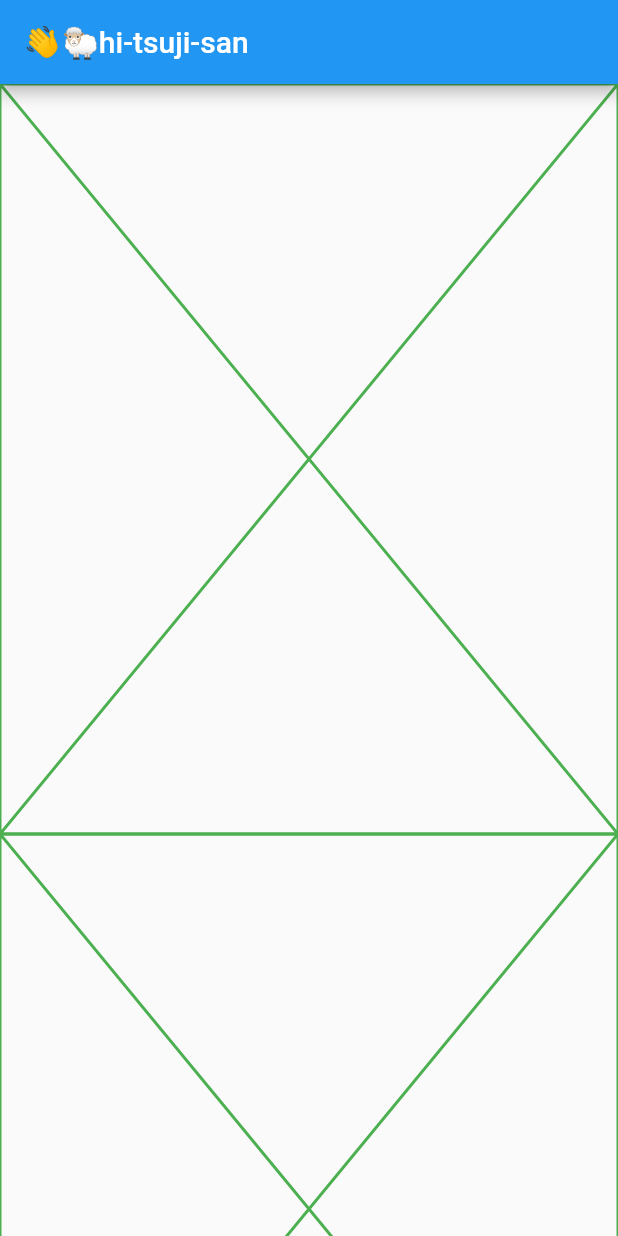
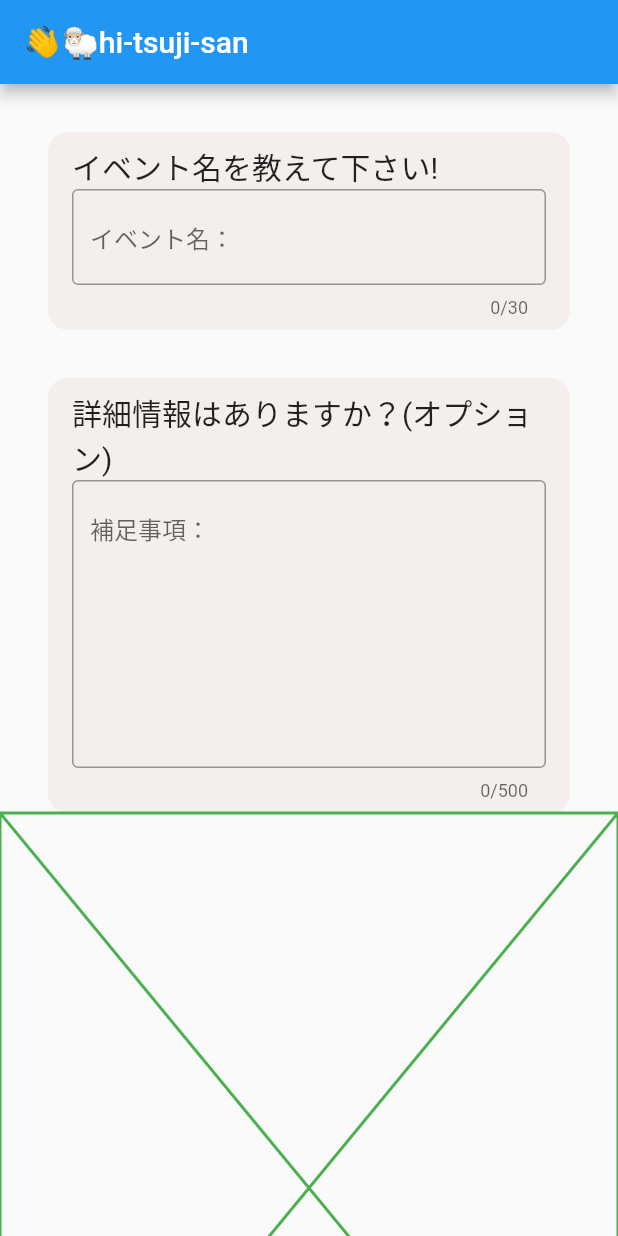
Before and after one commit to gyvm/hi-tsujisan-flutter, a Flutter app: the screen it shows after launch, on a phone screen of 412 x 824 dp. Run offline on Flutter 3.47's test engine with Material 2 defaults, Android fonts, the phone set to English and light mode, and no system bars.

Commit message:
イベント名入力フォームを作成

```diff
--- a/lib/common/h2text.dart
+++ b/lib/common/h2text.dart
@@ -15,7 +15,7 @@ class H2Text extends StatelessWidget {
       child: Text(
         text,
         style: TextStyle(
-          fontSize: 18,
+          fontSize: 20,
         ),
       ),
     );
--- a/lib/main.dart
+++ b/lib/main.dart
@@ -14,23 +14,19 @@ class MyApp extends StatelessWidget {
       theme: ThemeData(
         primarySwatch: Colors.blue,
       ),
-      home: MyHomePage(title: 'Flutter Demo Home Page'),
+      home: MyHomePage(),
     );
   }
 }
 
 class MyHomePage extends StatefulWidget {
-  MyHomePage({Key? key, this.title}) : super(key: key);
-
-  final String? title;
+  MyHomePage({Key? key}) : super(key: key);
 
   @override
   _MyHomePageState createState() => _MyHomePageState();
 }
 
 class _MyHomePageState extends State<MyHomePage> {
-  int _counter = 0;
-
   @override
   Widget build(BuildContext context) {
     return CreateEventScreen();
--- a/lib/screens/create_event_screen.dart
+++ b/lib/screens/create_event_screen.dart
@@ -1,4 +1,6 @@
 import 'package:flutter/material.dart';
+
+import '../widgets/create_event_screen/event_form.dart';
 
 class CreateEventScreen extends StatelessWidget {
   @override
@@ -21,10 +23,7 @@ class CreateEventScreen extends StatelessWidget {
                   ),
                   child: Column(
                     children: [
-                      Placeholder(
-                        color: Colors.green,
-                        fallbackHeight: 500,
-                      ),
+                      EventForm(),
                       Placeholder(
                         color: Colors.green,
                         fallbackHeight: 500,
--- /dev/null
+++ b/lib/widgets/create_event_screen/event_form.dart
@@ -0,0 +1,83 @@
+// import 'dart:html';
+
+import 'package:flutter/material.dart';
+
+import '../../common/hexcolor.dart';
+import '../../common/h2text.dart';
+
+class EventForm extends StatelessWidget {
+  @override
+  Widget build(BuildContext context) {
+    return Container(
+      child: Column(
+        children: [
+          Padding(
+            padding: const EdgeInsets.all(32),
+            child: _eventNameContainer(),
+          ),
+          Padding(
+            padding:
+                const EdgeInsets.only(left: 32, bottom: 0, top: 0, right: 32),
+            child: _eventDetailContainer(),
+          ),
+        ],
+      ),
+    );
+  }
+
+  Widget _eventNameContainer() {
+    return Container(
+      padding: EdgeInsets.only(left: 16, bottom: 8, top: 8, right: 16),
+      width: double.infinity,
+      decoration: BoxDecoration(
+        borderRadius: BorderRadius.circular(13),
+        color: HexColor('#F4EFED'),
+      ),
+      child: Column(children: [
+        H2Text(text: 'イベント名を教えて下さい!'),
+        Form(
+          child: TextFormField(
+            maxLength: 30,
+            decoration: InputDecoration(
+              border: OutlineInputBorder(),
+              hintText: "イベント名：",
+            ),
+            onChanged: (text) {
+              if (text.length > 0) {
+              } else {}
+            },
+          ),
+        ),
+      ]),
+    );
+  }
+
+  Widget _eventDetailContainer() {
+    return Container(
+      padding: EdgeInsets.only(left: 16, bottom: 8, top: 8, right: 16),
+      // constraints: BoxConstraints.tightFor(height: 150),
+      width: double.infinity,
+      decoration: BoxDecoration(
+        borderRadius: BorderRadius.circular(13),
+        color: HexColor('#F4EFED'),
+      ),
+      child: Column(children: [
+        H2Text(text: '詳細情報はありますか？(オプション)'),
+        Form(
+          child: TextFormField(
+            maxLines: 8,
+            maxLength: 500,
+            decoration: InputDecoration(
+              border: OutlineInputBorder(),
+              hintText: "補足事項：",
+            ),
+            onChanged: (text) {
+              if (text.length > 0) {
+              } else {}
+            },
+          ),
+        ),
+      ]),
+    );
+  }
+}
```
